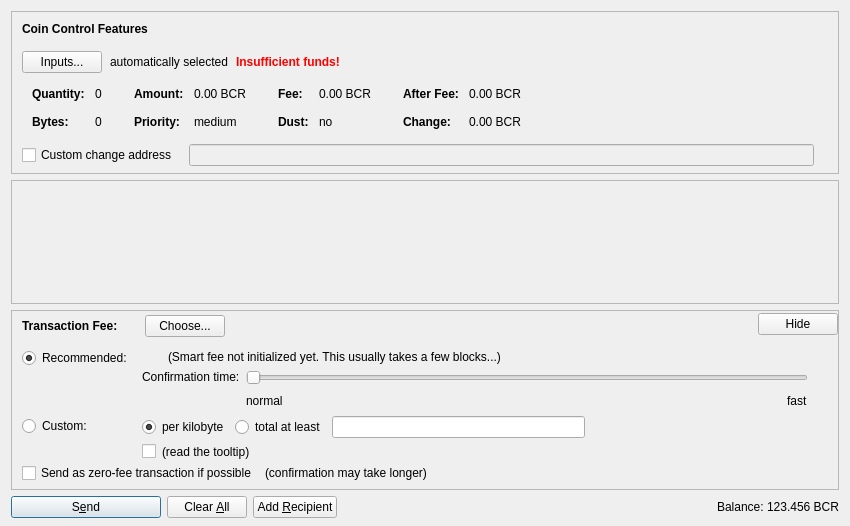
The window that src/qt/forms/sendcoinsdialog.ui (tlc2/bitcredit-2.0) describes before a commit, drawn with Qt 5.
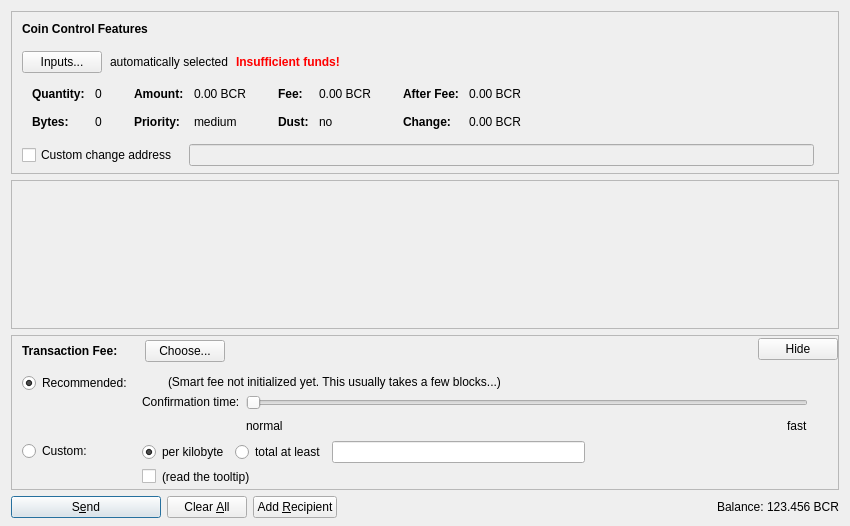
The same window after the commit. Icons and pictures are not drawn. Custom widgets are drawn as their Qt base class.

Patch:
```diff
--- a/src/qt/forms/sendcoinsdialog.ui
+++ b/src/qt/forms/sendcoinsdialog.ui
@@ -617,7 +617,7 @@
         <x>0</x>
         <y>0</y>
         <width>830</width>
-        <height>68</height>
+        <height>104</height>
        </rect>
       </property>
       <layout class="QVBoxLayout" name="verticalLayout_2" stretch="0,1">
@@ -1167,59 +1167,6 @@
              </item>
             </layout>
            </item>
-           <item>
-            <layout class="QHBoxLayout" name="horizontalLayoutFee5" stretch="0,0,0">
-             <property name="spacing">
-              <number>8</number>
-             </property>
-             <property name="bottomMargin">
-              <number>4</number>
-             </property>
-             <item>
-              <widget class="QCheckBox" name="checkBoxFreeTx">
-               <property name="text">
-                <string>Send as zero-fee transaction if possible</string>
-               </property>
-              </widget>
-             </item>
-             <item>
-              <widget class="QLabel" name="labelFreeTx">
-               <property name="text">
-                <string>(confirmation may take longer)</string>
-               </property>
-               <property name="margin">
-                <number>5</number>
-               </property>
-              </widget>
-             </item>
-             <item>
-              <spacer name="horizontalSpacerFee5">
-               <property name="orientation">
-                <enum>Qt::Horizontal</enum>
-               </property>
-               <property name="sizeHint" stdset="0">
-                <size>
-                 <width>1</width>
-                 <height>1</height>
-                </size>
-               </property>
-              </spacer>
-             </item>
-            </layout>
-           </item>
-           <item>
-            <spacer name="verticalSpacerFee2">
-             <property name="orientation">
-              <enum>Qt::Vertical</enum>
-             </property>
-             <property name="sizeHint" stdset="0">
-              <size>
-               <width>1</width>
-               <height>1</height>
-              </size>
-             </property>
-            </spacer>
-           </item>
           </layout>
          </widget>
         </item>
```
